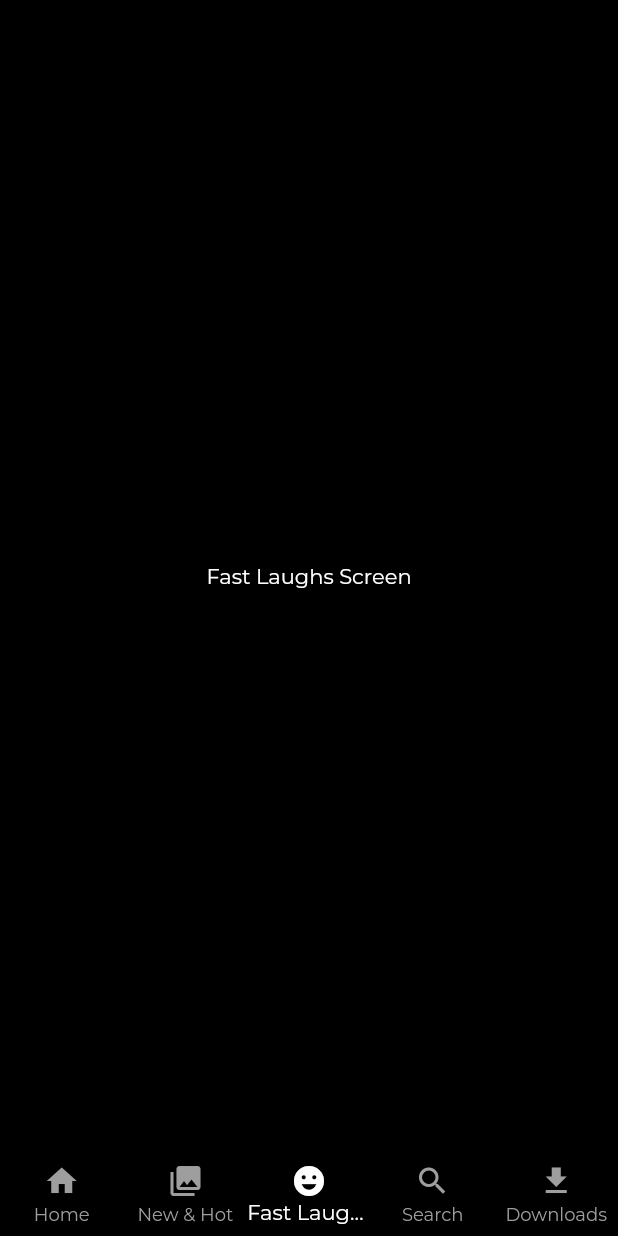
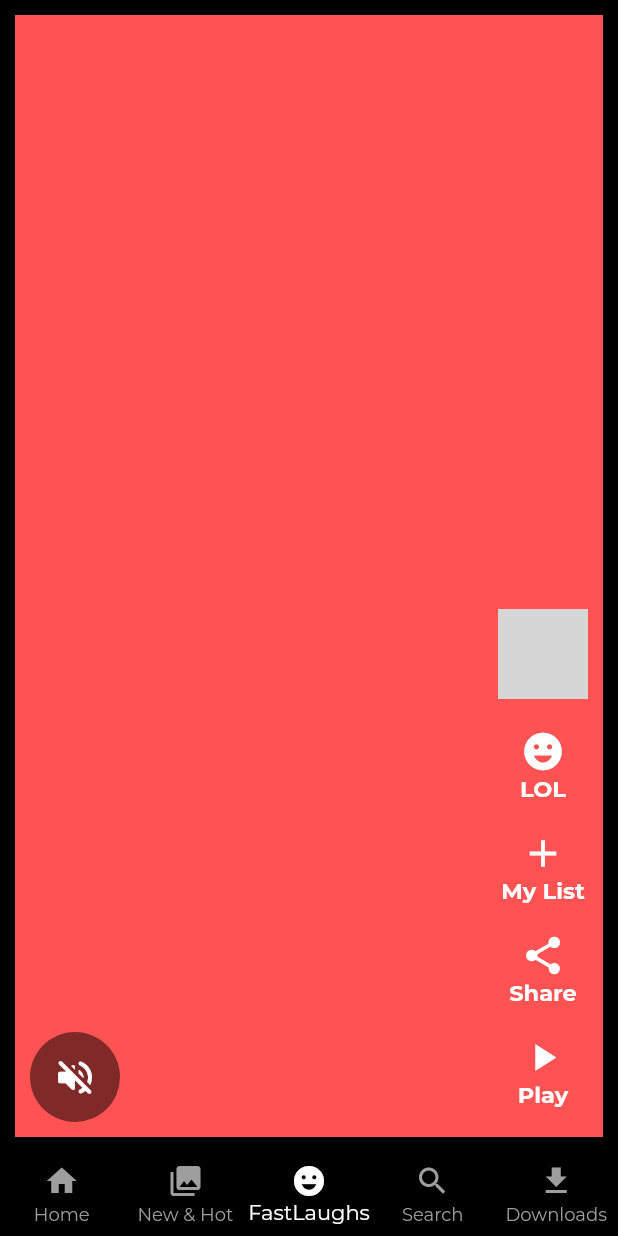
Before and after one commit to thomassunny1980/Netflix_demo, a Flutter app: the screen it shows after launch, item 3 of the bottom bar chosen, on a phone screen of 412 x 824 dp. Run offline on Flutter 3.47's test engine with Material 2 defaults, Android fonts, the phone set to English and light mode, and no system bars; our stand-ins replace google_fonts; network calls fail; grey boxes are pictures that could not be loaded.

Commit message:
Fast and Lughs Screen Sample created

```diff
--- a/lib/presentation/fastlaughs/fastlaughs.dart
+++ b/lib/presentation/fastlaughs/fastlaughs.dart
@@ -1,13 +1,21 @@
 import 'package:flutter/material.dart';
+import 'package:netflix_demo/presentation/fastlaughs/widgets/video_list_item.dart';
 
 class FastLaughsScreen extends StatelessWidget {
   const FastLaughsScreen({Key? key}) : super(key: key);
 
   @override
   Widget build(BuildContext context) {
-    return const Scaffold(
-      body: Center(
-        child: Text('Fast Laughs Screen'),
+    return Scaffold(
+      body: Padding(
+        padding: const EdgeInsets.all(10.0),
+        child: PageView(
+          scrollDirection: Axis.vertical,
+          children: List.generate(
+            10,
+            (index) => VideoListItem(index: index),
+          ),
+        ),
       ),
     );
   }
--- /dev/null
+++ b/lib/presentation/fastlaughs/widgets/video_list_item.dart
@@ -0,0 +1,89 @@
+import 'package:flutter/cupertino.dart';
+import 'package:flutter/material.dart';
+import 'package:netflix_demo/core/colors/colors.dart';
+
+class VideoListItem extends StatelessWidget {
+  final int index;
+  const VideoListItem({Key? key, required this.index}) : super(key: key);
+
+  @override
+  Widget build(BuildContext context) {
+    return Stack(
+      children: [
+        Container(
+          color: Colors.accents[index % Colors.accents.length],
+        ),
+        Align(
+          alignment: Alignment.bottomLeft,
+          child: Padding(
+            padding: const EdgeInsets.all(10.0),
+            child: Row(
+              crossAxisAlignment: CrossAxisAlignment.end,
+              mainAxisAlignment: MainAxisAlignment.spaceBetween,
+              children: [
+                CircleAvatar(
+                  radius: 30.0,
+                  backgroundColor: Colors.black.withOpacity(0.5),
+                  child: const Icon(
+                    Icons.volume_off_rounded,
+                    color: primaryColor,
+                    size: 30,
+                  ),
+                ),
+                Column(
+                  mainAxisAlignment: MainAxisAlignment.end,
+                  children: const [
+                    Padding(
+                      padding: EdgeInsets.symmetric(vertical: 10.0),
+                      child: CircleAvatar(
+                        radius: 30.0,
+                        backgroundImage: NetworkImage(
+                            "https://www.themoviedb.org/t/p/w600_and_h900_bestv2/sKCr78MXSLixwmZ8DyJLrpMsd15.jpg"),
+                      ),
+                    ),
+                    VideoActionWidget(
+                        icons: Icons.emoji_emotions, iconText: "LOL"),
+                    VideoActionWidget(icons: Icons.add, iconText: "My List"),
+                    VideoActionWidget(icons: Icons.share, iconText: "Share"),
+                    VideoActionWidget(
+                        icons: Icons.play_arrow, iconText: "Play"),
+                  ],
+                )
+              ],
+            ),
+          ),
+        )
+      ],
+    );
+  }
+}
+
+class VideoActionWidget extends StatelessWidget {
+  final IconData icons;
+  final String iconText;
+  const VideoActionWidget({
+    Key? key,
+    required this.icons,
+    required this.iconText,
+  }) : super(key: key);
+
+  @override
+  Widget build(BuildContext context) {
+    return Padding(
+      padding: const EdgeInsets.symmetric(vertical: 10.0),
+      child: Column(
+        children: [
+          Icon(
+            icons,
+            size: 30.0,
+            color: primaryColor,
+          ),
+          Text(
+            iconText,
+            style: const TextStyle(fontSize: 15.0, fontWeight: FontWeight.bold),
+          ),
+        ],
+      ),
+    );
+  }
+}
--- a/lib/presentation/main_page/widgets/bottom_nav.dart
+++ b/lib/presentation/main_page/widgets/bottom_nav.dart
@@ -24,7 +24,7 @@ class BottomNavigationWidgets extends StatelessWidget {
               BottomNavigationBarItem(
                   icon: Icon(Icons.collections), label: 'New & Hot'),
               BottomNavigationBarItem(
-                  icon: Icon(Icons.emoji_emotions), label: 'Fast Laughs'),
+                  icon: Icon(Icons.emoji_emotions), label: 'FastLaughs'),
               BottomNavigationBarItem(
                   icon: Icon(Icons.search), label: 'Search'),
               BottomNavigationBarItem(
--- a/pubspec.yaml
+++ b/pubspec.yaml
@@ -31,6 +31,7 @@ dependencies:
   flutter:
     sdk: flutter
   google_fonts: 3.0.1
+  video_player: 2.4.2
 
 dev_dependencies:
   flutter_lints: ^1.0.0
```
Also changed, not shown: pubspec.lock, 1 other file.
